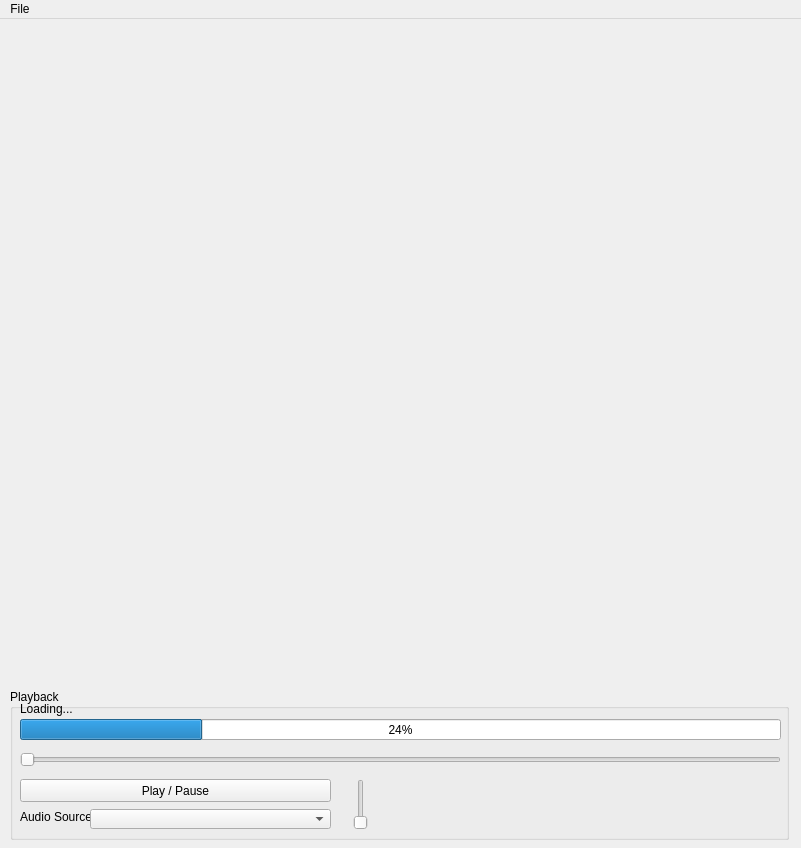
Before: the Qt Designer form ui/video.ui in atac/pychapter10, drawn with Qt 5.
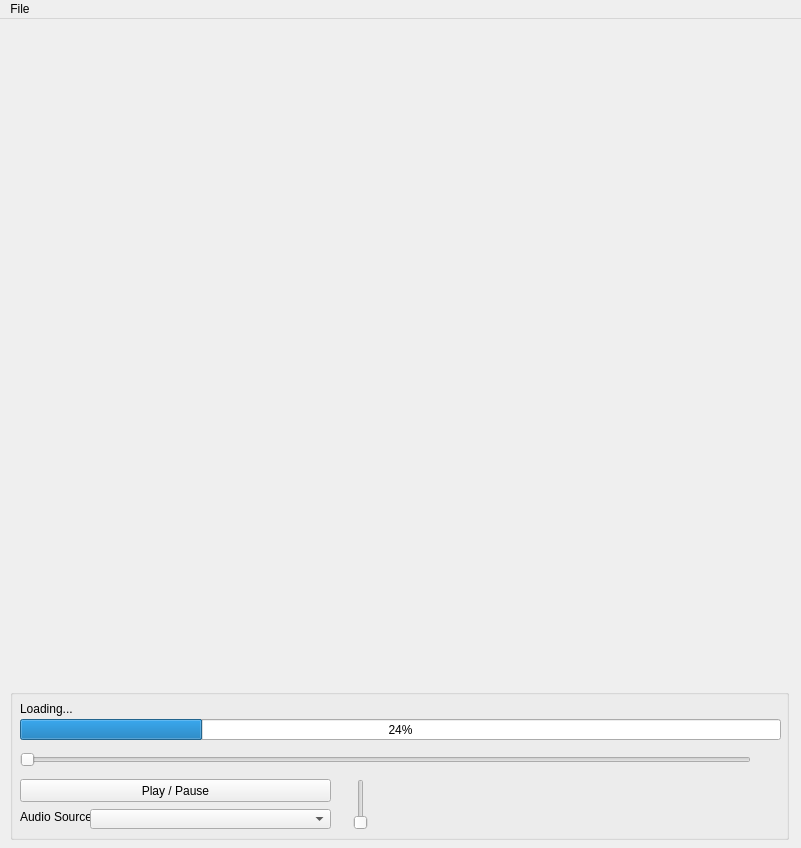
After: the same form once the commit is applied.

```diff
--- a/ui/video.ui
+++ b/ui/video.ui
@@ -45,7 +45,7 @@
      </rect>
     </property>
     <property name="title">
-     <string>Playback</string>
+     <string/>
     </property>
     <widget class="QLabel" name="load_label_2">
      <property name="geometry">
@@ -101,7 +101,7 @@
       <rect>
        <x>10</x>
        <y>60</y>
-       <width>761</width>
+       <width>731</width>
        <height>22</height>
       </rect>
      </property>
```
